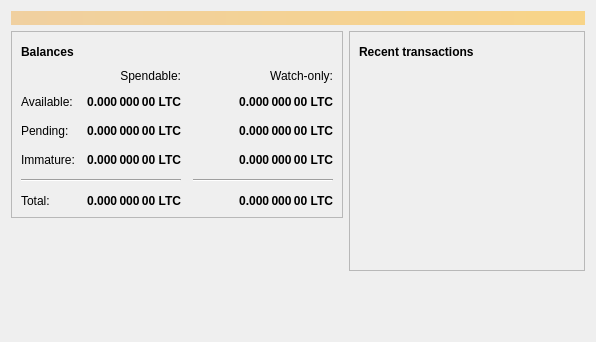
The window that src/qt/forms/overviewpage.ui (shuurai/boxcoin) describes before a commit, drawn with Qt 5.
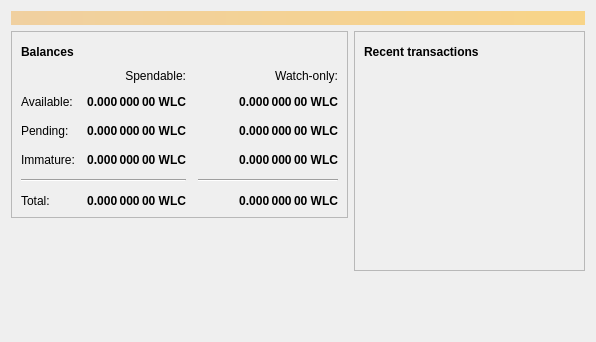
The same window after the commit. Icons and pictures are not drawn.

The edit to the form file:
```diff
--- a/src/qt/forms/overviewpage.ui
+++ b/src/qt/forms/overviewpage.ui
@@ -129,7 +129,7 @@
                <string>Unconfirmed transactions to watch-only addresses</string>
               </property>
               <property name="text">
-               <string notr="true">0.000 000 00 LTC</string>
+               <string notr="true">0.000 000 00 WLC</string>
               </property>
               <property name="alignment">
                <set>Qt::AlignRight|Qt::AlignTrailing|Qt::AlignVCenter</set>
@@ -154,7 +154,7 @@
                <string>Total of transactions that have yet to be confirmed, and do not yet count toward the spendable balance</string>
               </property>
               <property name="text">
-               <string notr="true">0.000 000 00 LTC</string>
+               <string notr="true">0.000 000 00 WLC</string>
               </property>
               <property name="alignment">
                <set>Qt::AlignRight|Qt::AlignTrailing|Qt::AlignVCenter</set>
@@ -179,7 +179,7 @@
                <string>Mined balance in watch-only addresses that has not yet matured</string>
               </property>
               <property name="text">
-               <string notr="true">0.000 000 00 LTC</string>
+               <string notr="true">0.000 000 00 WLC</string>
               </property>
               <property name="alignment">
                <set>Qt::AlignRight|Qt::AlignTrailing|Qt::AlignVCenter</set>
@@ -237,7 +237,7 @@
                <string>Mined balance that has not yet matured</string>
               </property>
               <property name="text">
-               <string notr="true">0.000 000 00 LTC</string>
+               <string notr="true">0.000 000 00 WLC</string>
               </property>
               <property name="alignment">
                <set>Qt::AlignRight|Qt::AlignTrailing|Qt::AlignVCenter</set>
@@ -282,7 +282,7 @@
                <string>Your current total balance</string>
               </property>
               <property name="text">
-               <string notr="true">0.000 000 00 LTC</string>
+               <string notr="true">0.000 000 00 WLC</string>
               </property>
               <property name="alignment">
                <set>Qt::AlignRight|Qt::AlignTrailing|Qt::AlignVCenter</set>
@@ -307,7 +307,7 @@
                <string>Current total balance in watch-only addresses</string>
               </property>
               <property name="text">
-               <string notr="true">0.000 000 00 LTC</string>
+               <string notr="true">0.000 000 00 WLC</string>
               </property>
               <property name="alignment">
                <set>Qt::AlignRight|Qt::AlignTrailing|Qt::AlignVCenter</set>
@@ -349,7 +349,7 @@
                <string>Your current spendable balance</string>
               </property>
               <property name="text">
-               <string notr="true">0.000 000 00 LTC</string>
+               <string notr="true">0.000 000 00 WLC</string>
               </property>
               <property name="alignment">
                <set>Qt::AlignRight|Qt::AlignTrailing|Qt::AlignVCenter</set>
@@ -374,7 +374,7 @@
                <string>Your current balance in watch-only addresses</string>
               </property>
               <property name="text">
-               <string notr="true">0.000 000 00 LTC</string>
+               <string notr="true">0.000 000 00 WLC</string>
               </property>
               <property name="alignment">
                <set>Qt::AlignRight|Qt::AlignTrailing|Qt::AlignVCenter</set>
```
